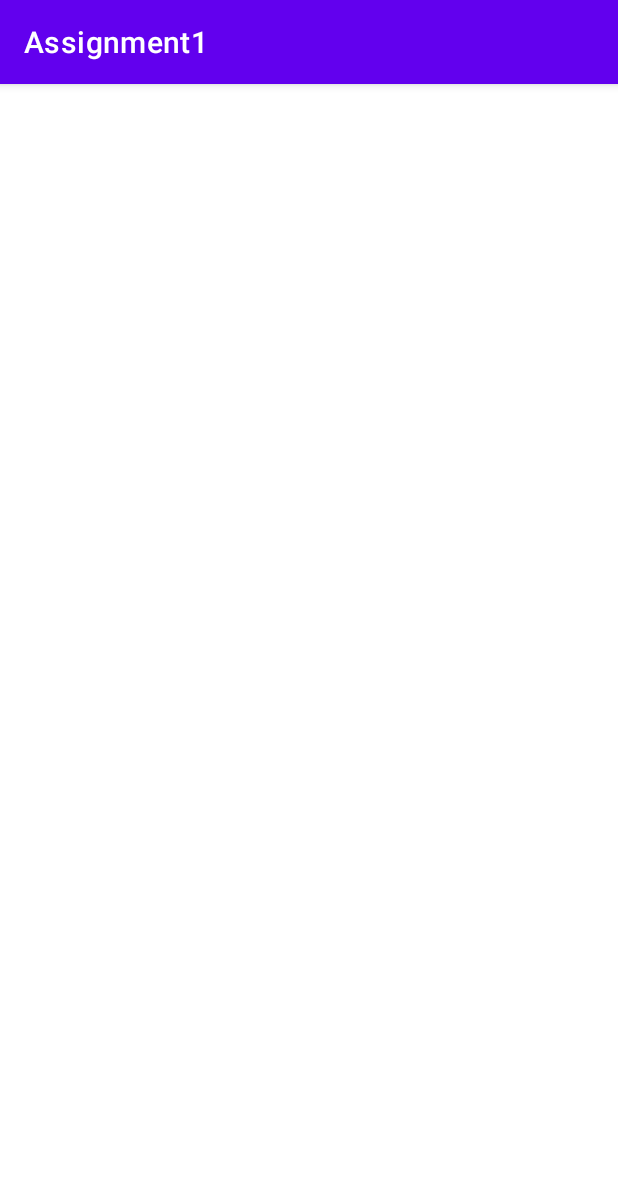
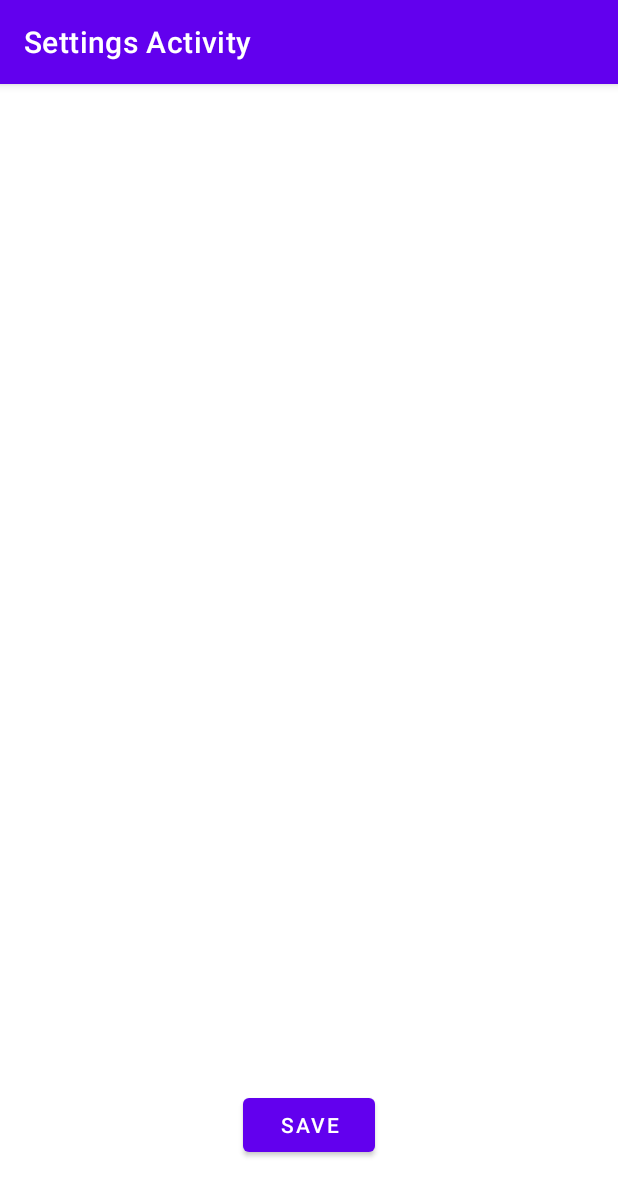
Before and after one commit to Iwuh/coen390-f2022-assignment1, an Android app: the SettingsActivity screen opened directly, with no data from a screen before it, on a phone screen of 412 x 824 dp. Shown: the top 1196 px of the screen. Run offline under Robolectric (Android 15) with nearby library versions, the phone set to English and light mode, and no system bars.

Commit message:
Add blank layout & save button to settings activity

```diff
--- a/app/src/main/AndroidManifest.xml
+++ b/app/src/main/AndroidManifest.xml
@@ -15,6 +15,7 @@
         tools:targetApi="31">
         <activity
             android:name=".SettingsActivity"
+            android:label="@string/settings_activity_title"
             android:exported="false" />
         <activity
             android:name=".MainActivity"
--- a/app/src/main/res/layout/activity_main.xml
+++ b/app/src/main/res/layout/activity_main.xml
@@ -22,7 +22,7 @@
         android:layout_width="wrap_content"
         android:layout_height="wrap_content"
         android:layout_marginBottom="84dp"
-        android:text="@string/showcounts"
+        android:text="@string/show_counts"
         app:layout_constraintBottom_toBottomOf="parent"
         app:layout_constraintEnd_toEndOf="parent"
         app:layout_constraintHorizontal_bias="0.5"
@@ -87,7 +87,7 @@
         android:layout_height="wrap_content"
         android:layout_marginStart="125dp"
         android:layout_marginBottom="45dp"
-        android:text="@string/totalcountlabel"
+        android:text="@string/total_count_label"
         app:layout_constraintBottom_toTopOf="@+id/buttonShowCounts"
         app:layout_constraintStart_toStartOf="parent" />
 
--- a/app/src/main/res/layout/activity_settings.xml
+++ b/app/src/main/res/layout/activity_settings.xml
@@ -6,4 +6,23 @@
     android:layout_height="match_parent"
     tools:context=".SettingsActivity">
 
+    <Button
+        android:id="@+id/buttonSave"
+        android:layout_width="wrap_content"
+        android:layout_height="wrap_content"
+        android:layout_marginBottom="50dp"
+        android:text="@string/save"
+        app:layout_constraintBottom_toBottomOf="parent"
+        app:layout_constraintEnd_toEndOf="parent"
+        app:layout_constraintStart_toStartOf="parent" />
+
+    <LinearLayout
+        android:layout_width="0dp"
+        android:layout_height="0dp"
+        android:layout_marginBottom="25dp"
+        android:orientation="vertical"
+        app:layout_constraintBottom_toTopOf="@+id/buttonSave"
+        app:layout_constraintEnd_toEndOf="parent"
+        app:layout_constraintStart_toStartOf="parent"
+        app:layout_constraintTop_toTopOf="parent"></LinearLayout>
 </androidx.constraintlayout.widget.ConstraintLayout>
--- a/app/src/main/res/values/strings.xml
+++ b/app/src/main/res/values/strings.xml
@@ -4,6 +4,8 @@
     <string name="eventA">Event A</string>
     <string name="eventB">Event B</string>
     <string name="eventC">Event C</string>
-    <string name="showcounts">Show My Counts</string>
-    <string name="totalcountlabel">Total Count:\u0020</string>
+    <string name="show_counts">Show My Counts</string>
+    <string name="total_count_label">Total Count:\u0020</string>
+    <string name="settings_activity_title">Settings Activity</string>
+    <string name="save">Save</string>
 </resources>
```
